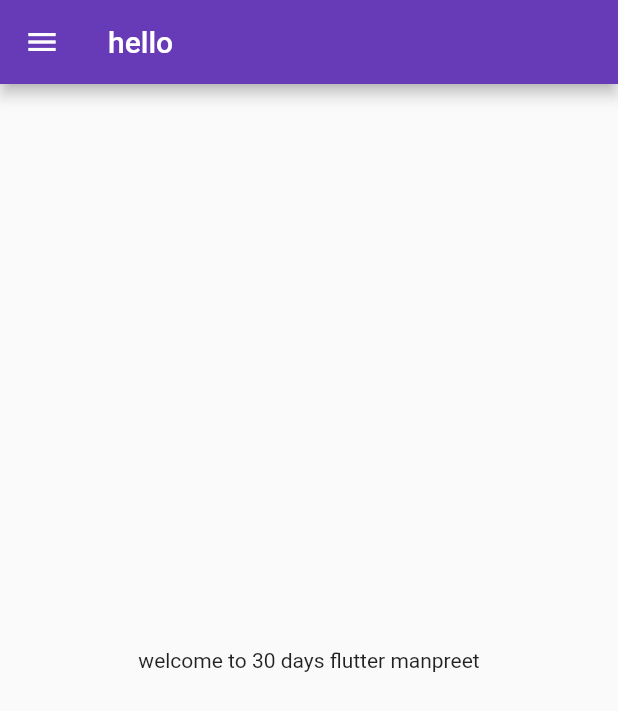
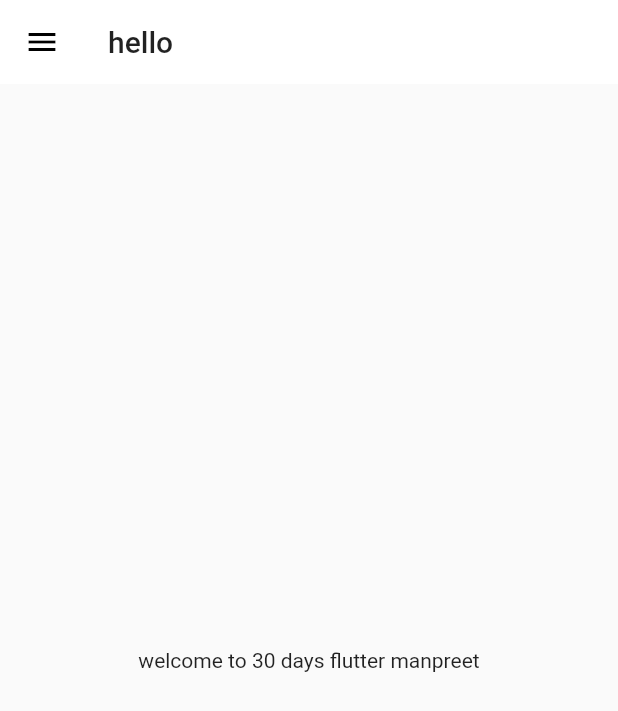
Before and after one commit to manpreetdi99/tutorial_youtube, a Flutter app: the screen it shows after launch, on a phone screen of 412 x 824 dp. Shown: the top 711 px of the screen. Run offline on Flutter 3.47's test engine with Material 2 defaults, Android fonts, the light colour scheme and no system bars.

Commit message:
day 10 theme extracted

```diff
--- a/lib/main.dart
+++ b/lib/main.dart
@@ -3,6 +3,7 @@
 import 'package:youtube_tut/utils/routes.dart';
 import 'pages/home_page.dart';
 import 'widgets/drawer.dart';
+import 'widgets/themes.dart';
 
 void main() {
   runApp(MyApp());
@@ -19,14 +20,14 @@
       //δες την δομη
       //home: HomePage(), //καλω την συναρτηση απο το home_page απο το αλλο φακελο
       themeMode: ThemeMode.light, //αλλαζουμε dark και Light
-      theme: ThemeData(
-        primarySwatch:
-            Colors.deepPurple, //PRIMARYSWATCH COLORS ABJUSTMENT ALL APP COLOR
-        // fontFamily: GoogleFonts.lato()
-        //     .fontFamily, //Αμα αλλαξει σε ενα σημειο το style αλλαξε παντου
-        // primaryTextTheme: GoogleFonts
-        //     .latoTextTheme(),
-      ),
+      theme: MyTheme.lightTheme(
+          context), //βαλαμε theme σε εξωτερικο φακελο σε αλλη κλαση //ThemeData
+      // primarySwatch:
+      //     Colors.deepPurple, //PRIMARYSWATCH COLORS ABJUSTMENT ALL APP COLOR
+      // fontFamily: GoogleFonts.lato()
+      //     .fontFamily, //Αμα αλλαξει σε ενα σημειο το style αλλαξε παντου
+      // primaryTextTheme: GoogleFonts
+      //     .latoTextTheme(),
       debugShowCheckedModeBanner: false, //αποκρυψη του debug
       darkTheme: ThemeData(
         brightness:
--- /dev/null
+++ b/lib/widgets/themes.dart
@@ -0,0 +1,17 @@
+import 'package:flutter/material.dart';
+
+class MyTheme {
+  static ThemeData lightTheme(BuildContext context) => ThemeData(
+      primarySwatch: Colors.deepPurple,
+      appBarTheme: AppBarTheme(
+        color: Colors.white,
+        elevation: 0.0,
+        iconTheme: IconThemeData(color: Colors.black),
+        textTheme: Theme.of(context).textTheme,
+      ));
+
+  static ThemeData darkTheme(BuildContext context) => ThemeData(
+        primarySwatch: Colors.deepPurple,
+        brightness: Brightness.dark,
+      );
+}
```
Also changed, not shown: lib/models/catalog.dart (added, +21 -0 lines).
